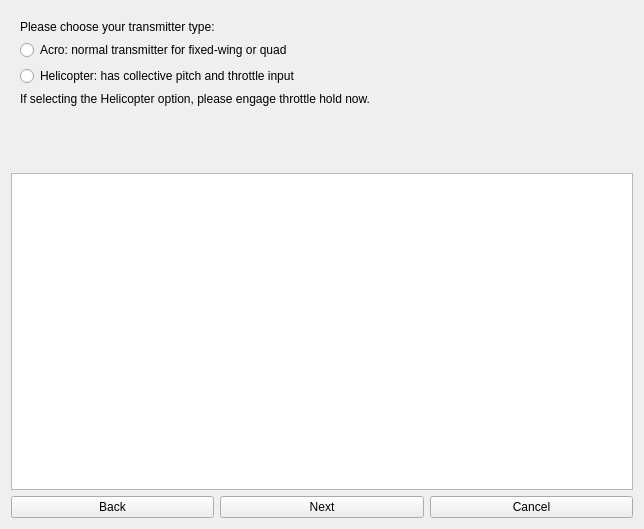
Qt form ground/openpilotgcs/src/plugins/config/input_wizard.ui (openpilot/OpenPilot) before a commit.
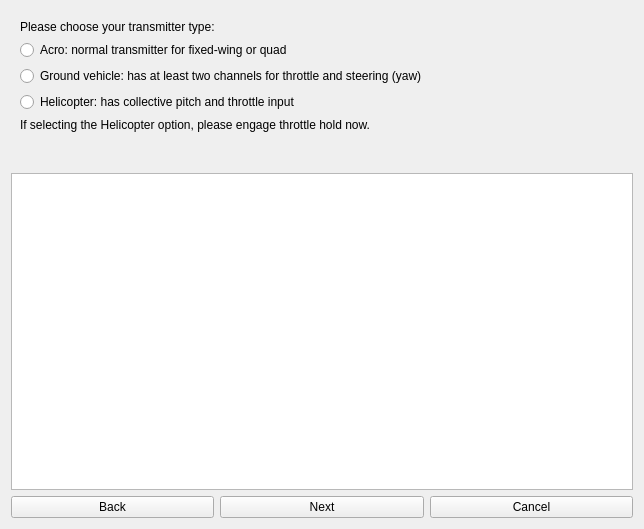
The same form after that commit. The open tabs and pages were chosen to show the change.

Commit message: OP-1781 Add UI stuff and basic definitions

Diff of the .ui file:
```diff
--- a/ground/openpilotgcs/src/plugins/config/input_wizard.ui
+++ b/ground/openpilotgcs/src/plugins/config/input_wizard.ui
@@ -64,6 +64,13 @@
          </property>
         </widget>
        </item>
+       <item>
+        <widget class="QRadioButton" name="typeGround">
+         <property name="text">
+          <string>Ground vehicle: has at least two channels for throttle and steering (yaw)</string>
+         </property>
+        </widget>
+       </item>
        <item>
         <widget class="QRadioButton" name="typeHeli">
          <property name="text">
@@ -89,7 +96,7 @@
          <property name="sizeHint" stdset="0">
           <size>
            <width>20</width>
-           <height>40</height>
+           <height>23</height>
           </size>
          </property>
         </spacer>
```
Left out of the diff: 2 changed lines with no effect on the pictures. The commit also changes 2 other files.
